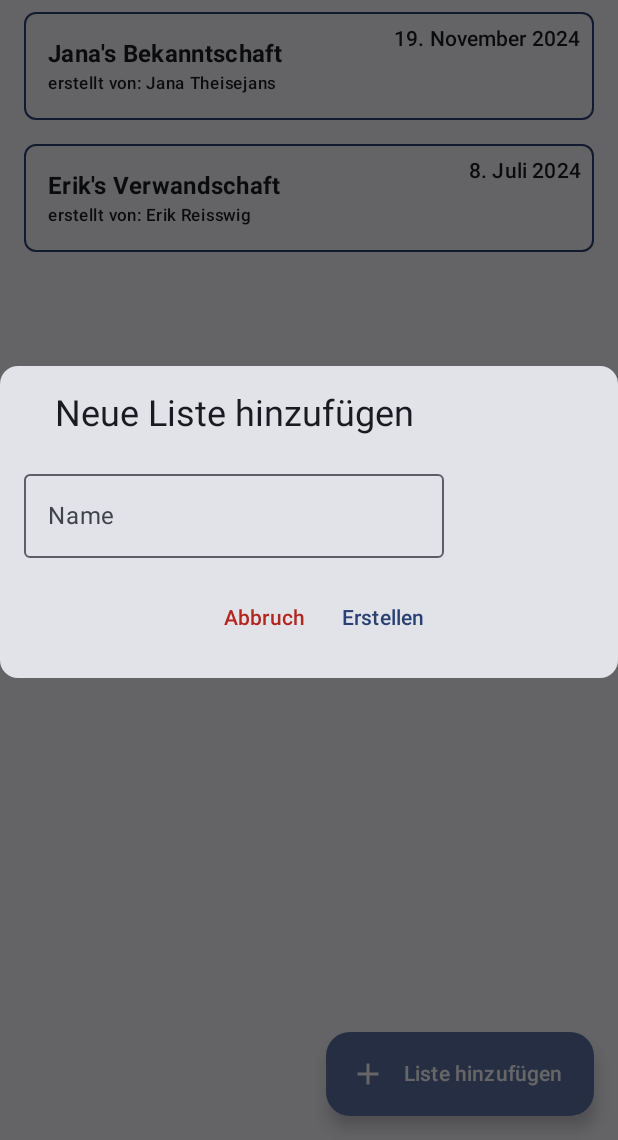
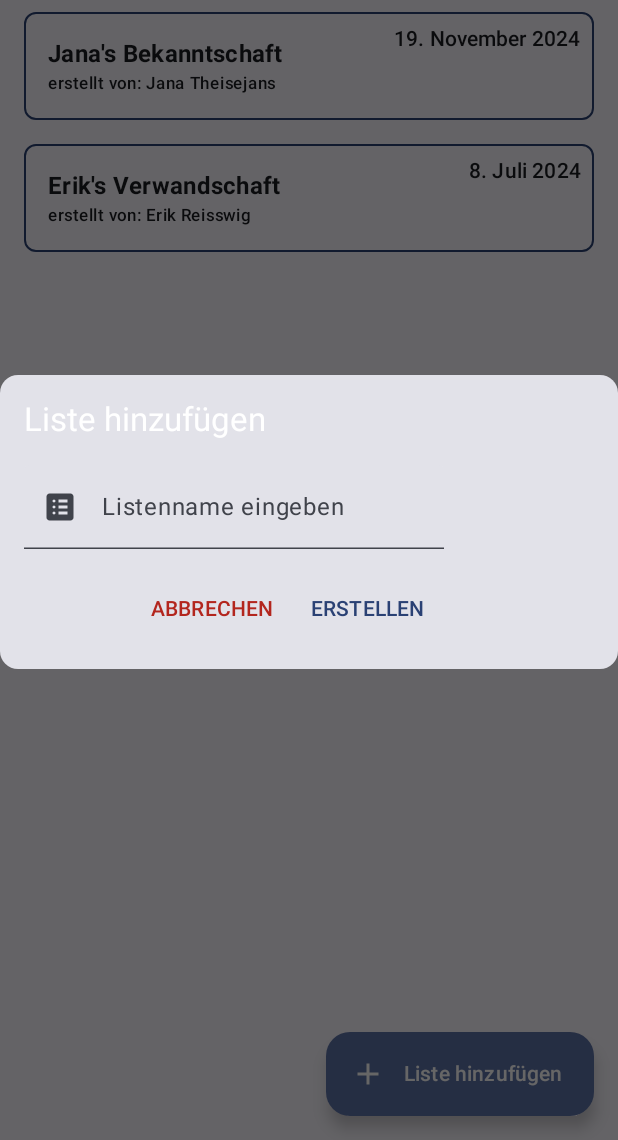
Before and after one commit to erikrei/Rireki, an Android app built with Jetpack Compose: the screen it shows after launch (MainActivity), after a tap on "Liste hinzufügen", on a phone screen of 412 x 824 dp, the part 96-1236 px from its top. Run offline under Robolectric (Android 15) with nearby library versions, the phone set to English and light mode, and no system bars.

Commit message:
UI/UX Dialog Veränderungen - Titel hat andere Typskalierung (titleLarge) und andere Farbe - TextField ist nicht mehr umrandet und enthält einen Platzhalter anstatt ein Label. Zusätzlich wird ein Icon im TextField angezeigt (ein Liste-Icon) - Die TextButtons sind jetzt nur in Großbuchstaben - Abbruch zu Abbrechen geändert - Titel geändert in "Liste hinzufügen" anstelle von "Neue Liste hinzufügen"

```diff
--- a/app/src/main/java/com/example/rireki/ui/components/HomeDialog.kt
+++ b/app/src/main/java/com/example/rireki/ui/components/HomeDialog.kt
@@ -6,10 +6,11 @@ import androidx.compose.foundation.layout.Row
 import androidx.compose.foundation.layout.fillMaxWidth
 import androidx.compose.foundation.layout.padding
 import androidx.compose.material3.Card
+import androidx.compose.material3.Icon
 import androidx.compose.material3.MaterialTheme
-import androidx.compose.material3.OutlinedTextField
 import androidx.compose.material3.Text
 import androidx.compose.material3.TextButton
+import androidx.compose.material3.TextField
 import androidx.compose.runtime.Composable
 import androidx.compose.runtime.getValue
 import androidx.compose.runtime.mutableStateOf
@@ -18,7 +19,9 @@ import androidx.compose.runtime.setValue
 import androidx.compose.ui.Alignment
 import androidx.compose.ui.Modifier
 import androidx.compose.ui.res.dimensionResource
+import androidx.compose.ui.res.painterResource
 import androidx.compose.ui.res.stringResource
+import androidx.compose.ui.unit.dp
 import androidx.compose.ui.window.Dialog
 import com.example.rireki.R
 
@@ -43,7 +46,6 @@ fun HomeDialogAddList(
                 verticalArrangement = Arrangement.spacedBy(
                     dimensionResource(id = R.dimen.dialog_card_inner_spacing)
                 ),
-                horizontalAlignment = Alignment.CenterHorizontally,
                 modifier = Modifier
                     .padding(
                         dimensionResource(id = R.dimen.dialog_card_inner_padding)
@@ -51,7 +53,8 @@ fun HomeDialogAddList(
             ) {
                 Text(
                     text = stringResource(id = R.string.dialog_title),
-                    style = MaterialTheme.typography.headlineSmall
+                    style = MaterialTheme.typography.titleLarge,
+                    color = MaterialTheme.colorScheme.onSecondaryContainer
                 )
                 HomeDialogAddListField(
                     listName = listName,
@@ -77,15 +80,22 @@ fun HomeDialogAddListField(
     Column(
         modifier = modifier
     ) {
-        OutlinedTextField(
+        TextField(
             value = listName,
             onValueChange = onValueChange,
             singleLine = true,
-            label = {
+            placeholder = {
                 Text(
                     text = stringResource(id = R.string.dialog_field_label),
                 )
-            }
+            },
+            leadingIcon = {
+                Icon(
+                    painter = painterResource(id = R.drawable.list_fill_24),
+                    contentDescription = null
+                )
+            },
+            modifier = Modifier.padding(0.dp)
         )
     }
 }
@@ -103,15 +113,15 @@ fun HomeDialogAddListButtons(
             onClick = onDismissRequest
         ) {
             Text(
-                text = stringResource(id = R.string.dialog_cancel_button),
-                color = MaterialTheme.colorScheme.error
+                text = stringResource(id = R.string.dialog_cancel_button).uppercase(),
+                color = MaterialTheme.colorScheme.error,
             )
         }
         TextButton(
             onClick = onSubmit
         ) {
             Text(
-                text = stringResource(id = R.string.dialog_submit_button)
+                text = stringResource(id = R.string.dialog_submit_button).uppercase()
             )
         }
     }
--- /dev/null
+++ b/app/src/main/res/drawable/list_fill_24.xml
@@ -0,0 +1,9 @@
+<vector xmlns:android="http://schemas.android.com/apk/res/android"
+    android:width="24dp"
+    android:height="24dp"
+    android:viewportWidth="960"
+    android:viewportHeight="960">
+  <path
+      android:pathData="M320,680q17,0 28.5,-11.5T360,640q0,-17 -11.5,-28.5T320,600q-17,0 -28.5,11.5T280,640q0,17 11.5,28.5T320,680ZM320,520q17,0 28.5,-11.5T360,480q0,-17 -11.5,-28.5T320,440q-17,0 -28.5,11.5T280,480q0,17 11.5,28.5T320,520ZM320,360q17,0 28.5,-11.5T360,320q0,-17 -11.5,-28.5T320,280q-17,0 -28.5,11.5T280,320q0,17 11.5,28.5T320,360ZM440,680h240v-80L440,600v80ZM440,520h240v-80L440,440v80ZM440,360h240v-80L440,280v80ZM200,840q-33,0 -56.5,-23.5T120,760v-560q0,-33 23.5,-56.5T200,120h560q33,0 56.5,23.5T840,200v560q0,33 -23.5,56.5T760,840L200,840Z"
+      android:fillColor="#e8eaed"/>
+</vector>
--- a/app/src/main/res/values/strings.xml
+++ b/app/src/main/res/values/strings.xml
@@ -12,8 +12,8 @@
     <string name="info_register_text">Noch keinen Account?</string>
 
     <!--  Neue Liste Dialog  -->
-    <string name="dialog_title">Neue Liste hinzufügen</string>
-    <string name="dialog_field_label">Name</string>
-    <string name="dialog_cancel_button">Abbruch</string>
+    <string name="dialog_title">Liste hinzufügen</string>
+    <string name="dialog_field_label">Listenname eingeben</string>
+    <string name="dialog_cancel_button">Abbrechen</string>
     <string name="dialog_submit_button">Erstellen</string>
 </resources>
```
